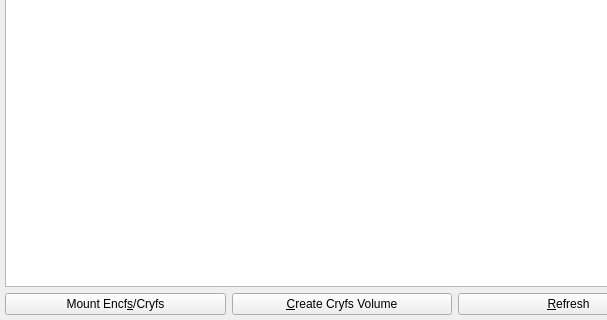
The window that src/cryfs-gui.ui (mhogomchungu/cryfs-gui) describes before a commit, drawn with Qt 5; both pictures show x 0 to 607 and y 157 to 477 of the 910 by 477 pixel window.
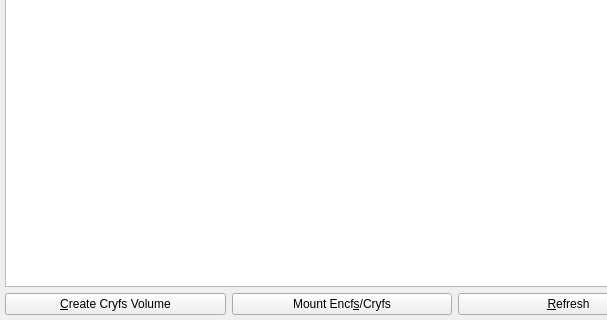
The same window after the commit. Icons and pictures are not drawn.

The edit to the form file:
```diff
--- a/src/cryfs-gui.ui
+++ b/src/cryfs-gui.ui
@@ -105,13 +105,6 @@
         <property name="sizeConstraint">
          <enum>QLayout::SetFixedSize</enum>
         </property>
-        <item>
-         <widget class="QPushButton" name="pbunlockcryptfs">
-          <property name="text">
-           <string>Mount Encf&amp;s/Cryfs</string>
-          </property>
-         </widget>
-        </item>
         <item>
          <widget class="QPushButton" name="pbcreate">
           <property name="text">
@@ -125,6 +118,13 @@
           </property>
          </widget>
         </item>
+        <item>
+         <widget class="QPushButton" name="pbunlockcryptfs">
+          <property name="text">
+           <string>Mount Encf&amp;s/Cryfs</string>
+          </property>
+         </widget>
+        </item>
         <item>
          <widget class="QPushButton" name="pbupdate">
           <property name="text">
```
